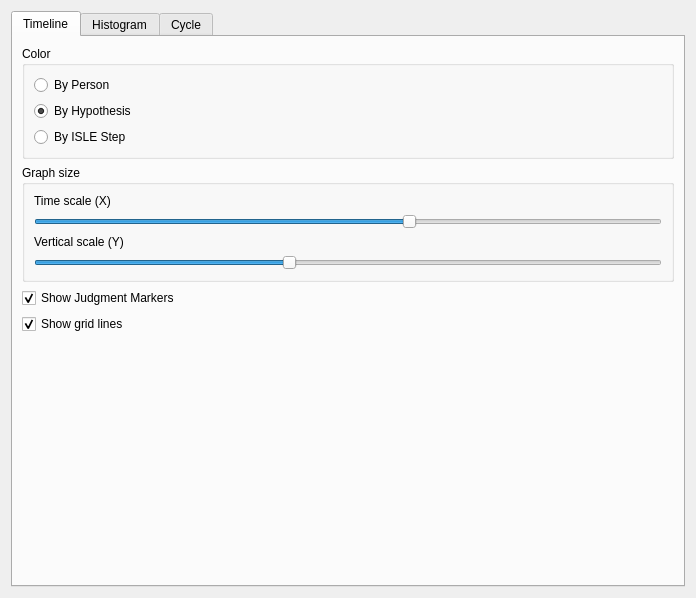
Noughmad/Isle, file optionswidget.ui: the form before one commit.
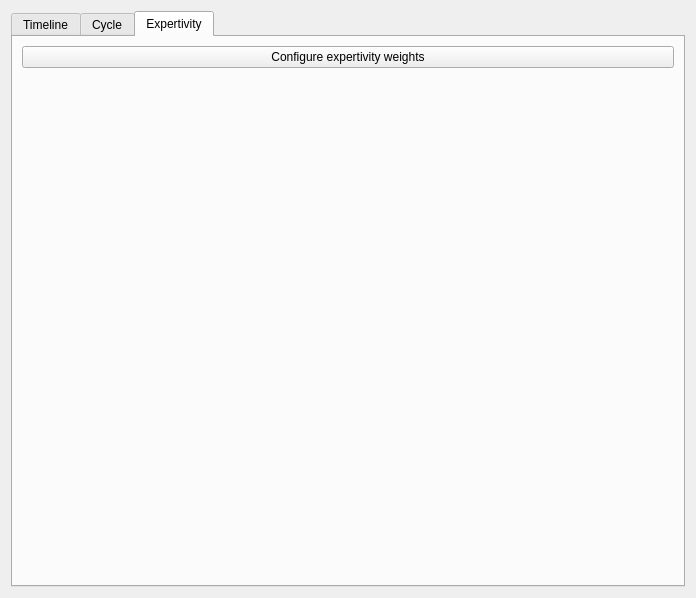
The form after the commit.

Commit message: Remove histogram, save expertivity weights

Patch:
```diff
--- a/optionswidget.ui
+++ b/optionswidget.ui
@@ -17,7 +17,7 @@
    <item>
     <widget class="QTabWidget" name="tabWidget">
      <property name="currentIndex">
-      <number>0</number>
+      <number>2</number>
      </property>
      <widget class="QWidget" name="timelineTab">
       <attribute name="title">
@@ -138,29 +138,6 @@
        </item>
       </layout>
      </widget>
-     <widget class="QWidget" name="histogramTab">
-      <attribute name="title">
-       <string>Histogram</string>
-      </attribute>
-      <layout class="QFormLayout" name="formLayout">
-       <property name="fieldGrowthPolicy">
-        <enum>QFormLayout::AllNonFixedFieldsGrow</enum>
-       </property>
-       <item row="0" column="0">
-        <widget class="QLabel" name="sourceStepLabel">
-         <property name="text">
-          <string>&amp;Source Step</string>
-         </property>
-         <property name="buddy">
-          <cstring>sourceStepComboBox</cstring>
-         </property>
-        </widget>
-       </item>
-       <item row="0" column="1">
-        <widget class="QComboBox" name="sourceStepComboBox"/>
-       </item>
-      </layout>
-     </widget>
      <widget class="QWidget" name="cycleTab">
       <attribute name="title">
        <string>Cycle</string>
@@ -349,6 +326,33 @@
        </item>
       </layout>
      </widget>
+     <widget class="QWidget" name="expertivityTab">
+      <attribute name="title">
+       <string>Expertivity</string>
+      </attribute>
+      <layout class="QVBoxLayout" name="verticalLayout_8">
+       <item>
+        <widget class="QPushButton" name="pushButton">
+         <property name="text">
+          <string>Configure expertivity weights</string>
+         </property>
+        </widget>
+       </item>
+       <item>
+        <spacer name="verticalSpacer_3">
+         <property name="orientation">
+          <enum>Qt::Vertical</enum>
+         </property>
+         <property name="sizeHint" stdset="0">
+          <size>
+           <width>20</width>
+           <height>40</height>
+          </size>
+         </property>
+        </spacer>
+       </item>
+      </layout>
+     </widget>
     </widget>
    </item>
   </layout>
```
The commit also changes 2 other files.
